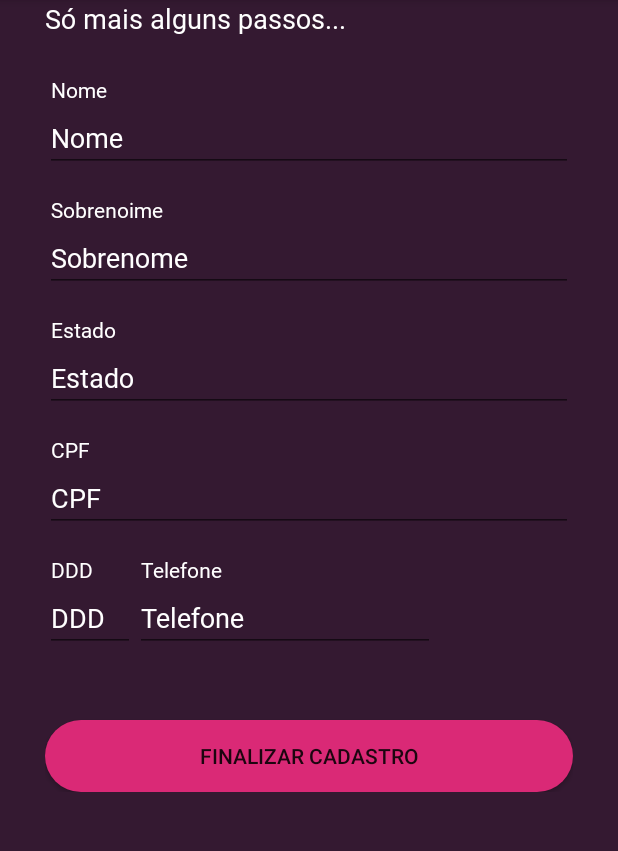
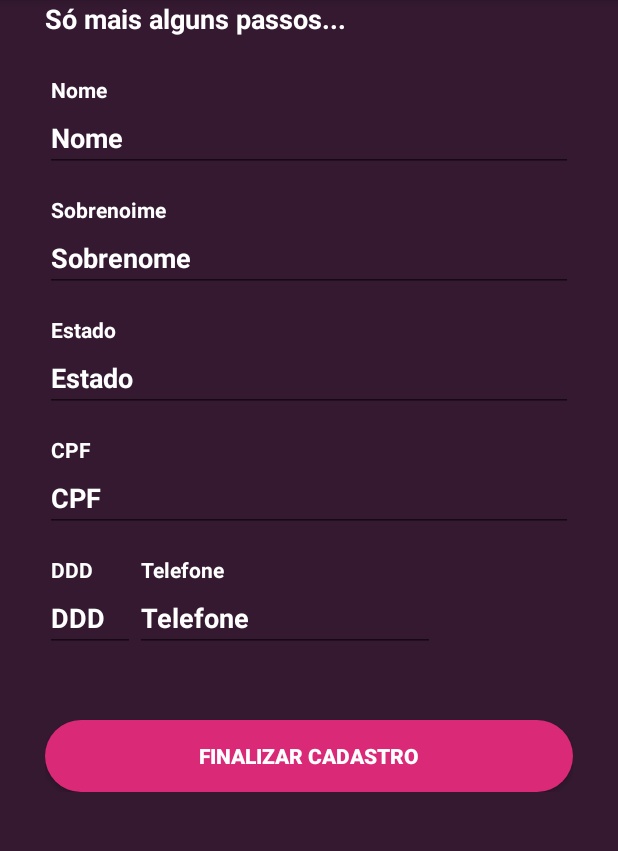
Before and after one commit to InfnetDAPB2020T1/PB-WLTA, an Android app: the ComplementoCadastroFragment screen opened through its navigation route, on a phone screen of 412 x 824 dp, the part 84-935 px from its top. Run offline under Robolectric (Android 15) with nearby library versions, the phone set to English and light mode, and no system bars.

Commit message:
Corrigido o erro do "Bold", nas telas de Login, Cadastro e Complemento de cadastro.
Adicionado testes do TP5

```diff
--- /dev/null
+++ b/app/src/main/java/com/example/pb_android_radion/Throws/UsuarioCPFException.kt
@@ -0,0 +1,6 @@
+package com.example.pb_android_radion.Throws
+
+class UsuarioCPFException : Throwable() {
+    override val message: String?
+    get() = "O CPF deve conter onze digitos."
+}
--- /dev/null
+++ b/app/src/main/java/com/example/pb_android_radion/Throws/UsuarioDDDException.kt
@@ -0,0 +1,6 @@
+package com.example.pb_android_radion.Throws
+
+class UsuarioDDDException : Throwable() {
+    override val message: String?
+        get() = "O DDD deve conter dois digitos."
+}
--- a/app/src/main/res/layout/fragment_complemento_cadastro.xml
+++ b/app/src/main/res/layout/fragment_complemento_cadastro.xml
@@ -42,9 +42,9 @@
                     android:layout_width="wrap_content"
                     android:layout_height="wrap_content"
                     android:text="Só mais alguns passos..."
-                    android:fontFamily="@font/bold"
                     android:textColor="@color/boxText"
-                    android:textSize="18sp" />
+                    android:textSize="18sp"
+                    android:textStyle="bold" />
 
                 <TextView
                     android:id="@+id/textNomeCadastro"
@@ -53,8 +53,8 @@
                     android:layout_marginLeft="4dp"
                     android:layout_marginTop="25dp"
                     android:text="Nome"
-                    android:fontFamily="@font/bold"
-                    android:textColor="@color/boxText"/>
+                    android:textColor="@color/boxText"
+                    android:textStyle="bold" />
 
                 <EditText
                     android:id="@+id/boxNomeCadastro"
@@ -63,11 +63,11 @@
                     android:ems="10"
                     android:hint="Nome"
                     android:inputType="textPersonName"
-                    android:fontFamily="@font/bold"
                     android:textColor="@color/branco"
                     android:textColorHighlight="#FFFFFF"
                     android:textColorHint="#FFFFFF"
-                    android:textColorLink="@color/branco" />
+                    android:textColorLink="@color/branco"
+                    android:textStyle="bold" />
 
                 <TextView
                     android:id="@+id/textSobrenomeCadastro"
@@ -76,8 +76,8 @@
                     android:layout_marginLeft="4dp"
                     android:layout_marginTop="15dp"
                     android:text="Sobrenoime"
-                    android:fontFamily="@font/bold"
-                    android:textColor="@color/boxText" />
+                    android:textColor="@color/boxText"
+                    android:textStyle="bold" />
 
                 <EditText
                     android:id="@+id/boxSobrenomeCadastro"
@@ -86,11 +86,11 @@
                     android:ems="10"
                     android:hint="Sobrenome"
                     android:inputType="textPersonName"
-                    android:fontFamily="@font/bold"
                     android:textColor="@color/branco"
                     android:textColorHighlight="#FFFFFF"
                     android:textColorHint="#FFFFFF"
-                    android:textColorLink="@color/branco" />
+                    android:textColorLink="@color/branco"
+                    android:textStyle="bold" />
 
                 <TextView
                     android:id="@+id/textEstadoCadastro"
@@ -98,13 +98,12 @@
                     android:layout_height="wrap_content"
                     android:layout_marginLeft="4dp"
                     android:layout_marginTop="15dp"
-                    android:fontFamily="@font/bold"
                     android:text="Estado"
-                    android:textColor="@color/boxText" />
+                    android:textColor="@color/boxText"
+                    android:textStyle="bold" />
 
                 <EditText
                     android:id="@+id/boxEstadoCadastro"
-                    android:fontFamily="@font/bold"
                     android:layout_width="match_parent"
                     android:layout_height="wrap_content"
                     android:ems="10"
@@ -113,7 +112,8 @@
                     android:textColor="@color/branco"
                     android:textColorHighlight="#FFFFFF"
                     android:textColorHint="#FFFFFF"
-                    android:textColorLink="@color/branco" />
+                    android:textColorLink="@color/branco"
+                    android:textStyle="bold" />
 
                 <TextView
                     android:id="@+id/textCPFCadastro"
@@ -122,8 +122,8 @@
                     android:layout_marginLeft="4dp"
                     android:layout_marginTop="15dp"
                     android:text="CPF"
-                    android:fontFamily="@font/bold"
-                    android:textColor="@color/boxText" />
+                    android:textColor="@color/boxText"
+                    android:textStyle="bold" />
 
                 <EditText
                     android:id="@+id/boxCpf"
@@ -132,11 +132,11 @@
                     android:ems="10"
                     android:hint="CPF"
                     android:inputType="textPersonName"
-                    android:fontFamily="@font/bold"
                     android:textColor="@color/branco"
                     android:textColorHighlight="#FFFFFF"
                     android:textColorHint="#FFFFFF"
-                    android:textColorLink="@color/branco" />
+                    android:textColorLink="@color/branco"
+                    android:textStyle="bold" />
 
                 <LinearLayout
                     android:layout_width="match_parent"
@@ -150,8 +150,8 @@
                         android:layout_marginLeft="4dp"
                         android:layout_marginTop="15dp"
                         android:text="DDD"
-                        android:fontFamily="@font/bold"
-                        android:textColor="@color/boxText" />
+                        android:textColor="@color/boxText"
+                        android:textStyle="bold" />
 
                     <TextView
                         android:id="@+id/textTelefoneCadastro"
@@ -160,8 +160,8 @@
                         android:layout_marginLeft="4dp"
                         android:layout_marginTop="15dp"
                         android:text="Telefone"
-                        android:fontFamily="@font/bold"
-                        android:textColor="@color/boxText" />
+                        android:textColor="@color/boxText"
+                        android:textStyle="bold" />
                 </LinearLayout>
 
                 <LinearLayout
@@ -176,11 +176,11 @@
                         android:ems="10"
                         android:hint="DDD"
                         android:inputType="textPersonName"
-                        android:fontFamily="@font/bold"
                         android:textColor="@color/branco"
                         android:textColorHighlight="#FFFFFF"
                         android:textColorHint="#FFFFFF"
-                        android:textColorLink="@color/branco" />
+                        android:textColorLink="@color/branco"
+                        android:textStyle="bold" />
 
                     <EditText
                         android:id="@+id/boxTelefoneCadastro"
@@ -189,11 +189,11 @@
                         android:ems="10"
                         android:hint="Telefone"
                         android:inputType="textPersonName"
-                        android:fontFamily="@font/bold"
                         android:textColor="@color/branco"
                         android:textColorHighlight="#FFFFFF"
                         android:textColorHint="#FFFFFF"
-                        android:textColorLink="@color/branco" />
+                        android:textColorLink="@color/branco"
+                        android:textStyle="bold" />
                 </LinearLayout>
 
                 <Button
@@ -202,7 +202,9 @@
                     android:layout_height="wrap_content"
                     android:layout_marginTop="45dp"
                     android:background="@drawable/button"
-                    android:text="Finalizar cadastro"/>
+                    android:text="Finalizar cadastro"
+                    android:textColor="@color/branco"
+                    android:textStyle="bold" />
 
             </LinearLayout>
         </ScrollView>
--- a/build.gradle
+++ b/build.gradle
@@ -8,7 +8,7 @@ buildscript {
 
     }
     dependencies {
-        classpath 'com.android.tools.build:gradle:3.6.2'
+        classpath 'com.android.tools.build:gradle:3.6.3'
         classpath "org.jetbrains.kotlin:kotlin-gradle-plugin:$kotlin_version"
 
         // NOTE: Do not place your application dependencies here; they belong
```
Also changed, not shown: app/src/main/java/com/example/pb_android_radion/Fragment/LoginFragment.kt (+22 -22 lines), app/src/main/java/com/example/pb_android_radion/Model/Usuario.kt (+13 -0 lines), app/src/main/java/com/example/pb_android_radion/Throws/UsuarioTelefoneException.kt (added, +7 -0 lines), app/src/main/res/layout/fragment_cadastro.xml (+17 -15 lines), app/src/main/res/layout/fragment_login.xml (+25 -17 lines), gradle/wrapper/gradle-wrapper.properties, 1 other file.
